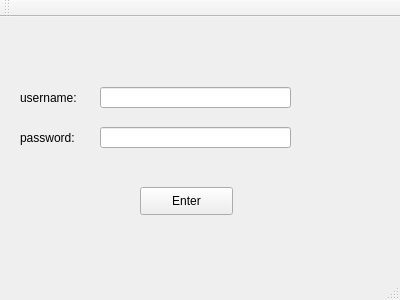
M-JavadHeydarpour/University-resource-management, file University-resource-management/login.ui: the form before one commit.
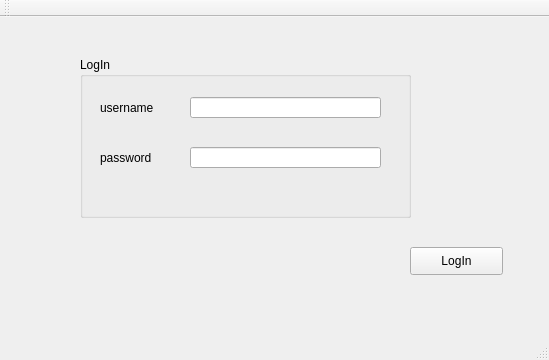
The form after the commit.

Commit message: add databases & create login page again

Patch:
```diff
--- a/University-resource-management/login.ui
+++ b/University-resource-management/login.ui
@@ -6,8 +6,8 @@
    <rect>
     <x>0</x>
     <y>0</y>
-    <width>400</width>
-    <height>300</height>
+    <width>549</width>
+    <height>360</height>
    </rect>
   </property>
   <property name="windowTitle">
@@ -17,60 +17,86 @@
    <widget class="QPushButton" name="pushButton">
     <property name="geometry">
      <rect>
-      <x>140</x>
-      <y>170</y>
+      <x>410</x>
+      <y>230</y>
       <width>93</width>
       <height>28</height>
      </rect>
     </property>
     <property name="text">
-     <string>Enter</string>
+     <string>LogIn</string>
     </property>
    </widget>
-   <widget class="QLabel" name="label">
+   <widget class="QGroupBox" name="groupBox">
+    <property name="geometry">
+     <rect>
+      <x>80</x>
+      <y>40</y>
+      <width>331</width>
+      <height>161</height>
+     </rect>
+    </property>
+    <property name="title">
+     <string>LogIn</string>
+    </property>
+    <widget class="QLabel" name="label_user">
     <property name="geometry">
      <rect>
       <x>20</x>
-      <y>70</y>
+       <y>40</y>
       <width>81</width>
       <height>21</height>
      </rect>
     </property>
     <property name="text">
-     <string>username: </string>
-    </property>
-   </widget>
-   <widget class="QLabel" name="label_2">
+      <string>username </string>
+     </property>
+    </widget>
+    <widget class="QLabel" name="label_pass">
     <property name="geometry">
      <rect>
       <x>20</x>
-      <y>110</y>
+       <y>90</y>
       <width>71</width>
       <height>21</height>
      </rect>
     </property>
     <property name="text">
-     <string>password:</string>
-    </property>
-   </widget>
-   <widget class="QLineEdit" name="lineEdit">
+      <string>password</string>
+     </property>
+    </widget>
+    <widget class="QLineEdit" name="lineEdit_user">
     <property name="geometry">
      <rect>
-      <x>100</x>
-      <y>70</y>
+       <x>110</x>
+       <y>40</y>
       <width>191</width>
       <height>21</height>
      </rect>
     </property>
    </widget>
-   <widget class="QLineEdit" name="lineEdit_2">
+    <widget class="QLineEdit" name="lineEdit_pass">
     <property name="geometry">
      <rect>
-      <x>100</x>
-      <y>110</y>
+       <x>110</x>
+       <y>90</y>
       <width>191</width>
       <height>21</height>
      </rect>
+     </property>
+    </widget>
+   </widget>
+   <widget class="QLabel" name="label_status">
+    <property name="geometry">
+     <rect>
+      <x>20</x>
+      <y>240</y>
+      <width>281</width>
+      <height>31</height>
+     </rect>
+    </property>
+    <property name="text">
+     <string/>
     </property>
    </widget>
   </widget>
```
Left out of the diff: 2 changed lines with no effect on the pictures. Lines whose indentation alone changed are shown as unchanged. The commit also changes 4 other files.
